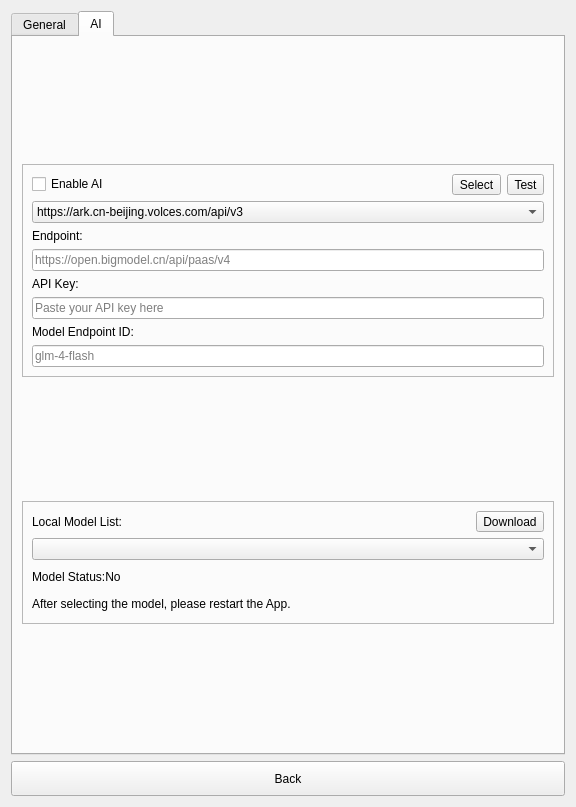
ic005k/Knot, file src/Preferences.ui: the form before one commit.
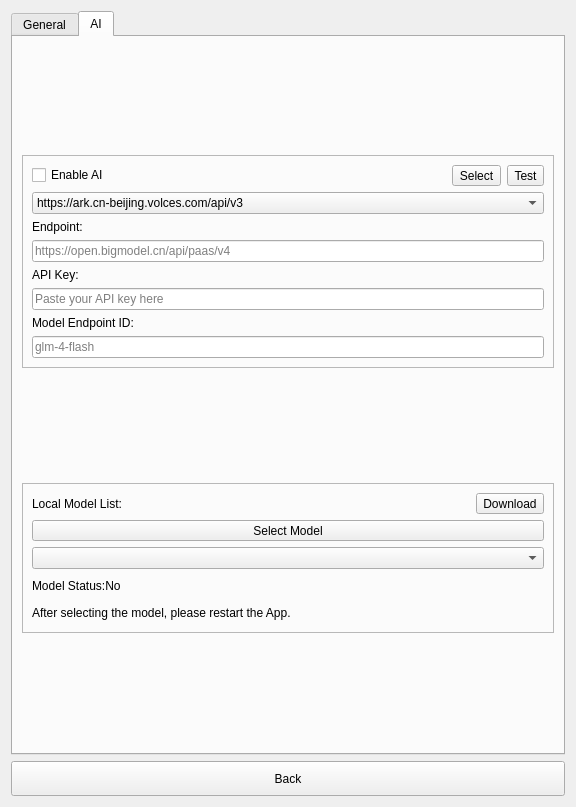
The form after the commit. Icons and pictures are not drawn.

Patch:
```diff
--- a/src/Preferences.ui
+++ b/src/Preferences.ui
@@ -428,6 +428,19 @@
             </item>
            </layout>
           </item>
+          <item>
+           <widget class="QToolButton" name="btnSelectModel">
+            <property name="sizePolicy">
+             <sizepolicy hsizetype="Preferred" vsizetype="Fixed">
+              <horstretch>0</horstretch>
+              <verstretch>0</verstretch>
+             </sizepolicy>
+            </property>
+            <property name="text">
+             <string>Select Model</string>
+            </property>
+           </widget>
+          </item>
           <item>
            <widget class="QComboBox" name="cboxModel"/>
           </item>
```
